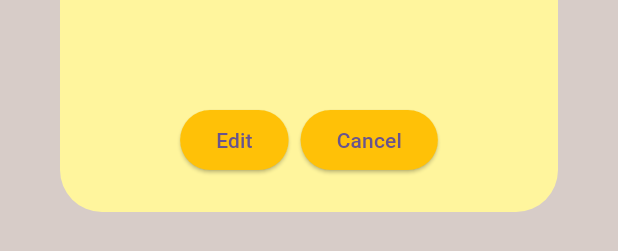
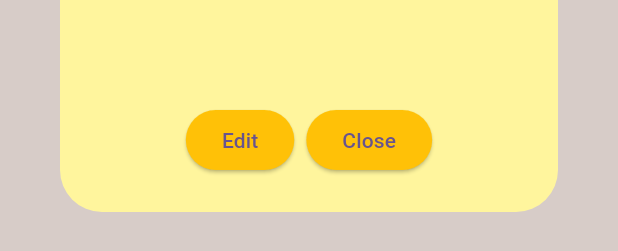
Before and after one commit to ChrisBriant/mydiary_flutter, a Flutter app: the ViewDiaryEntryWidget widget shown alone on an empty page, opened directly with empty values, on a phone screen of 412 x 824 dp. Shown: the part 772-1023 px from the top of the screen. Run offline on Flutter 3.47's test engine with Material 3 defaults, Android fonts, the light colour scheme and no system bars; our stand-ins replace numberpicker, sqflite; accounts and stored records are empty; project files that could hold a hidden picture were left out.

Commit message:
Cleanup of problems

```diff
--- a/lib/widgets/viewdiaryentrywidget.dart
+++ b/lib/widgets/viewdiaryentrywidget.dart
@@ -1,5 +1,4 @@
 import 'package:flutter/material.dart';
-import 'package:mydiary/widgets/timeselectwidget.dart';
 import './containerdialog.dart';
 import '../data/database.dart';
 import '../helpers/helpers.dart';
@@ -29,7 +28,6 @@ class _ViewDiaryEntryWidgetState extends State<ViewDiaryEntryWidget> {
   updateDiary(BuildContext ctx, String entryId, String newEntry) async {
     AppDatabase db = AppDatabase();
 
-    print("SELECTED DATE IS $selectedDate : SELECTED TIME IS $selectedTime");
     DateTime newSelectedDate = DateTime(
       selectedDate.year,
       selectedDate.month,
@@ -37,7 +35,7 @@ class _ViewDiaryEntryWidgetState extends State<ViewDiaryEntryWidget> {
       selectedTime.hour,
       selectedTime.minute
     );
-    print("SELECTED DATE TO CHANGE IS NOW $newSelectedDate");
+
     if(newSelectedDate.isAfter(DateTime.now())) {
       if(ctx.mounted) {
         ScaffoldMessenger.of(ctx).showSnackBar(const SnackBar(content: Text("Date and time must be before current date and time.")));
@@ -52,7 +50,7 @@ class _ViewDiaryEntryWidgetState extends State<ViewDiaryEntryWidget> {
         Navigator.of(ctx).pop();
       }
     } catch(err) {
-      print('DATABASE ERROR $err');
+      //print('DATABASE ERROR $err');
     }
 
   }
@@ -78,6 +76,7 @@ class _ViewDiaryEntryWidgetState extends State<ViewDiaryEntryWidget> {
         editMode = true;
       }),
       confirmName: editMode ? "Update" : "Edit",
+      cancelName: editMode ? "Cancel" : "Close",
       cancelAction: editMode ? () => setState(() {
         editMode = false;
       }) : () => Navigator.of(context).pop(),
@@ -98,24 +97,6 @@ class _ViewDiaryEntryWidgetState extends State<ViewDiaryEntryWidget> {
                       ),
                     ),
                     IconButton(
-                      // onPressed: () => showDialog(
-                      //   context: context,
-                      //   builder: (ctx) => AlertDialog(
-                      //     //title: const Text("Edit Date and Time"),
-                      //     content: Column(
-                      //       children: [
-                      //         DatePickerDialog(
-                      //           firstDate: DateTime.now().subtract(const Duration(days:90)),
-                      //           lastDate: DateTime.now().add(const Duration(days:90)),
-                      //           initialDate: widget.diaryEntry.dateCreated,
-                      //           onDatePickerModeChange: (value) => print(value),
-
-                      //         ),
-                      //         TimeSelectWidget(hour: 0, minute: 0, onUpdate: ()=> print('Hello'))
-                      //       ],
-                      //     ),
-                      //   )
-                      // ),
                       onPressed: () async {
                         DateTime? newDate = await showDatePicker(
                           context: context,
@@ -154,7 +135,7 @@ class _ViewDiaryEntryWidgetState extends State<ViewDiaryEntryWidget> {
 
                       }
                       ,
-                      icon: Icon(Icons.edit)
+                      icon: const Icon(Icons.edit)
                     ),
                 ],
               )
```
Also changed, not shown: lib/screens/diaryscreen.dart (+0 -21 lines).
